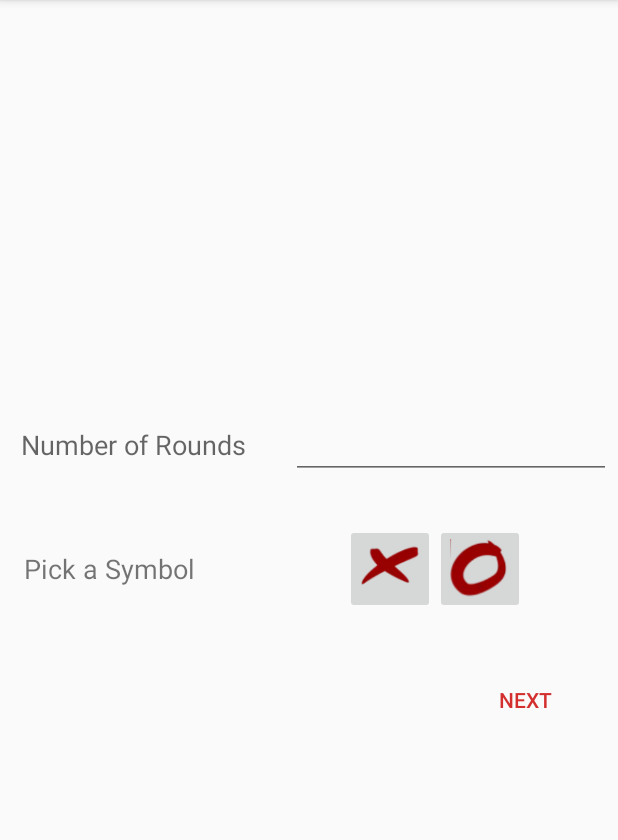
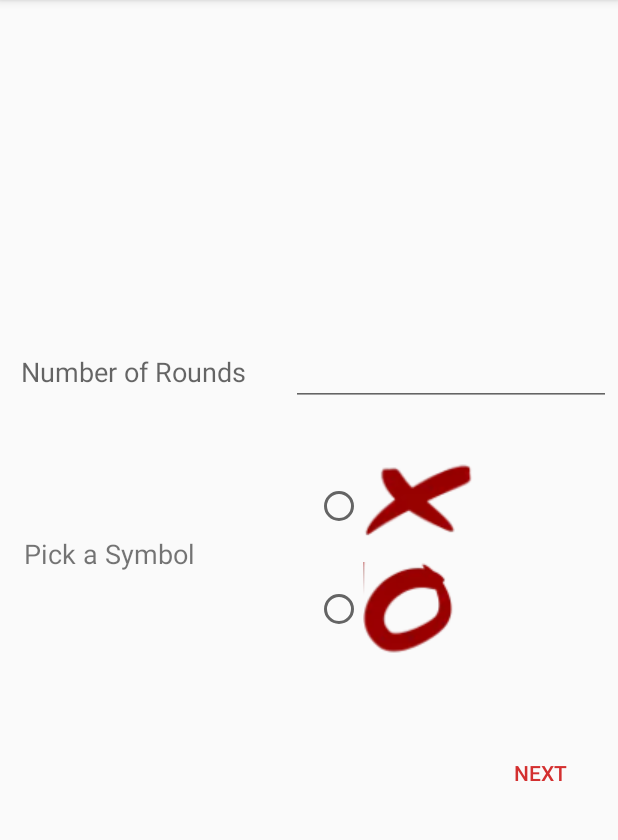
Before and after one commit to ismailnurudeen/tic-tac-toe-game, an Android app: the fragment InitialSettingsFragment placed in its activity, on a phone screen of 412 x 824 dp, the part 84-924 px from its top. Run offline under Robolectric (Android 15) with nearby library versions, the phone set to English and light mode, and no system bars.

```diff
--- a/app/src/main/AndroidManifest.xml
+++ b/app/src/main/AndroidManifest.xml
@@ -4,7 +4,7 @@
 
     <application
         android:allowBackup="true"
-        android:icon="@drawable/tictacto_board"
+        android:icon="@drawable/tictactoe_board"
         android:label="@string/app_name"
         android:resizeableActivity="true"
         android:theme="@style/AppTheme">
--- a/app/src/main/java/com/deepsyntax/tictactoegame/MainGameActivity.java
+++ b/app/src/main/java/com/deepsyntax/tictactoegame/MainGameActivity.java
@@ -115,7 +115,7 @@ public class MainGameActivity extends AppCompatActivity implements OnItemClickLi
 
     @Override
     public void onEndGame(){
-        endGame();
+       finish();
     }
 
     @Override
--- a/app/src/main/res/layout/activity_splash.xml
+++ b/app/src/main/res/layout/activity_splash.xml
@@ -4,7 +4,8 @@
 	android:layout_width="fill_parent"
 	android:layout_height="fill_parent"
 	android:orientation="vertical"
-	android:gravity="center_horizontal">
+	android:gravity="center_horizontal"
+	android:background="#FFFFFF">
 
 	<LinearLayout
 		android:id="@+id/activity_splashLinearLayout"
@@ -51,7 +52,7 @@
 	<ImageView
 		android:layout_height="wrap_content"
 		android:layout_width="wrap_content"
-		android:src="@drawable/tictacto_board"
+		android:src="@drawable/tictactoe_board"
 		android:animation="@anim/fade_in"
 		android:animationDuration="500"
 		android:layout_margin="30dp"/>
--- a/app/src/main/res/layout/fragment_initial_game_settings.xml
+++ b/app/src/main/res/layout/fragment_initial_game_settings.xml
@@ -43,24 +43,21 @@
             android:layout_marginStart="16dp"
             android:textSize="18sp"/>
 
-        <LinearLayout
-            android:layout_width="wrap_content"
-            android:layout_height="wrap_content"
-            android:orientation="horizontal"
-            android:layout_marginStart="100dp">
-            <ImageButton
-                android:id="@+id/x_selected"
-                android:layout_width="60dp"
-                android:layout_height="60dp"
-                android:src="@drawable/x"
-                android:scaleType="centerCrop"/>
-            <ImageButton
-                android:id="@+id/o_selected"
-                android:layout_width="60dp"
-                android:layout_height="60dp"
-                android:src="@drawable/o"
-                android:scaleType="centerCrop"/>
-        </LinearLayout>
+            <RadioGroup
+                android:layout_width="wrap_content"
+                android:layout_height="wrap_content"
+                android:layout_marginStart="80dp">
+                <RadioButton
+                    android:id="@+id/x_selected"
+                    android:layout_width="wrap_content"
+                    android:layout_height="wrap_content"
+                    android:drawableEnd="@drawable/x"/>
+                <RadioButton
+                    android:id="@+id/o_selected"
+                    android:layout_width="wrap_content"
+                    android:layout_height="wrap_content"
+                    android:drawableEnd="@drawable/o"/>
+            </RadioGroup>
     </LinearLayout>
 
     <Button
@@ -69,8 +66,8 @@
         android:layout_width="wrap_content"
         android:layout_height="wrap_content"
         android:layout_gravity="end"
-        android:layout_marginEnd="30dp"
-        android:layout_marginTop="30dp"
+        android:layout_marginEnd="20dp"
+        android:layout_marginTop="50dp"
         android:text="Next" />
 
 </LinearLayout>
```
Also changed, not shown: app/src/main/java/com/deepsyntax/tictactoegame/GameControl.java (+8 -8 lines), app/src/main/res/xml/pref_general.xml (+8 -4 lines), app/src/main/res/drawable/tictacto_board.png (deleted), app/src/main/res/drawable/tictactoe_board.jpg (added).
